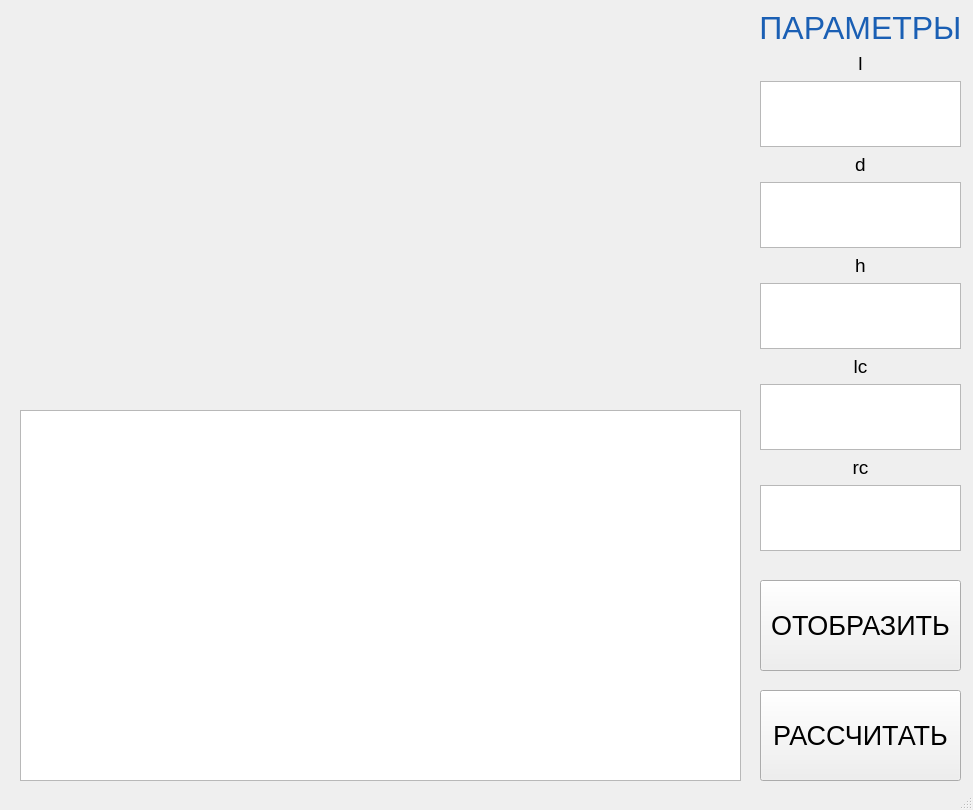
MoriVotum/courseWorkPython, file courseWorkPython/interface.ui: the form before one commit.
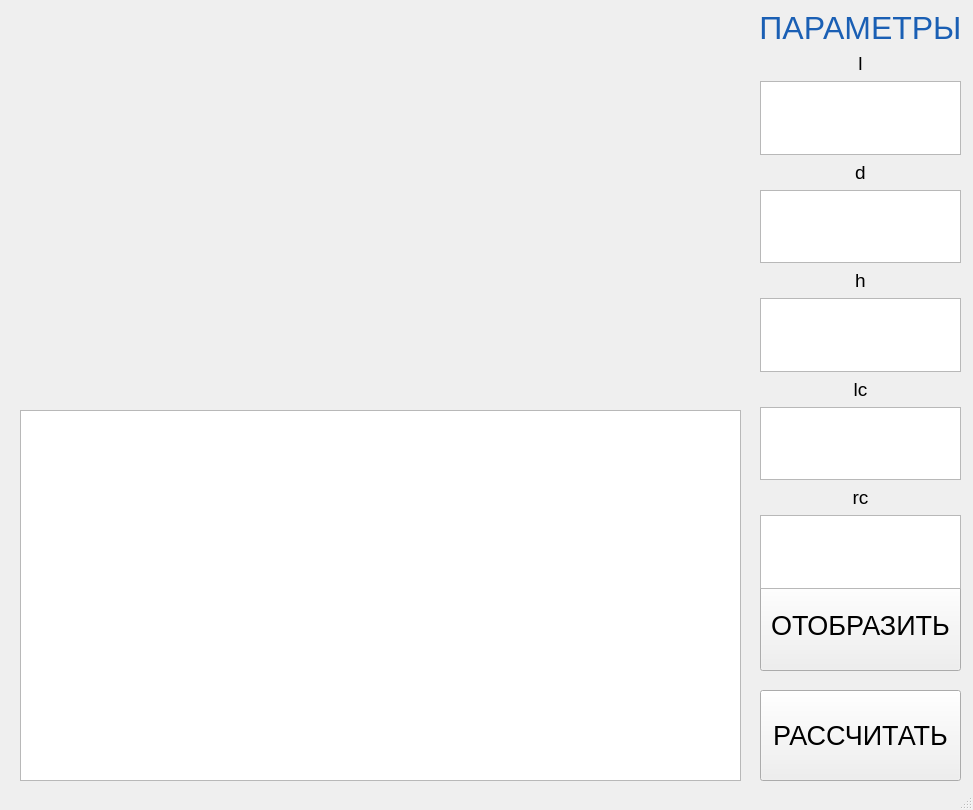
The form after the commit. Icons and pictures are not drawn.

The edit to the form file:
```diff
--- a/courseWorkPython/interface.ui
+++ b/courseWorkPython/interface.ui
@@ -91,7 +91,7 @@
       <x>760</x>
       <y>10</y>
       <width>201</width>
-      <height>541</height>
+      <height>579</height>
      </rect>
     </property>
     <layout class="QVBoxLayout" name="verticalLayout_7">
```
Left out of the diff: 11 changed lines with no effect on the pictures.
